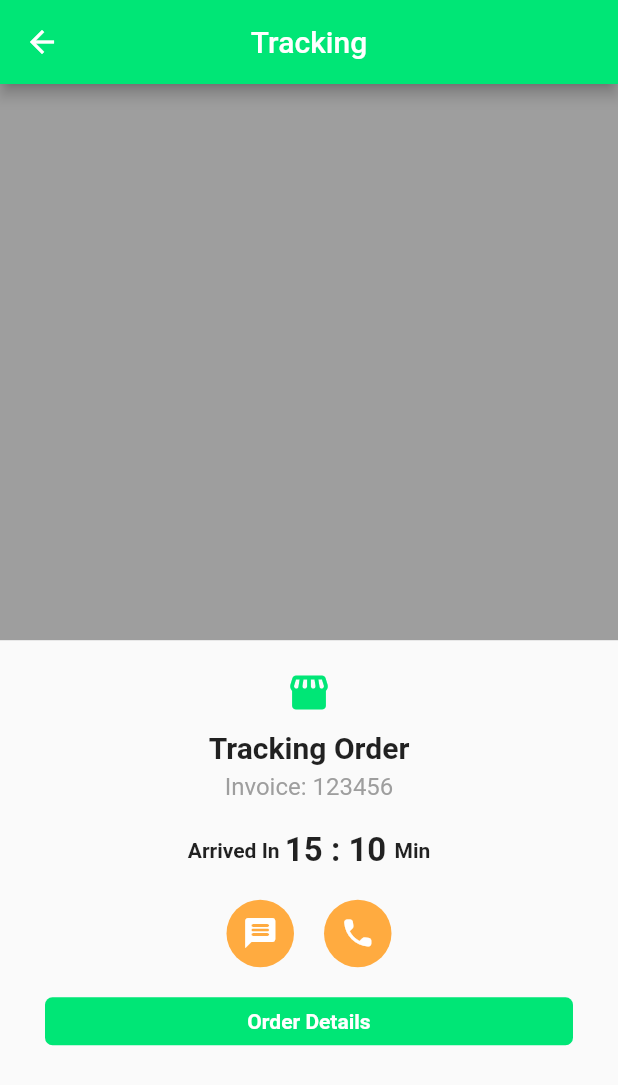
After one commit to anjalikal/Food_delivery_app, a Flutter app: the TrackingPage screen opened directly, on a phone screen of 412 x 824 dp. The commit adds this screen. Shown: the top 1085 px of the screen. Run offline on Flutter 3.47's test engine with Material 2 defaults, Android fonts, the phone set to English and light mode, and no system bars; our stand-ins replace carousel_slider, flutter_rating_bar.

Commit message:
Order Status Page(1 Module Baki) & Tracking Page (Map Integration Baki)

```diff
--- a/lib/main.dart
+++ b/lib/main.dart
@@ -4,7 +4,9 @@ import 'package:food_app/pages/checkout_page.dart';
 import 'package:food_app/pages/edit_account_page.dart';
 import 'package:food_app/pages/forgot_password_page.dart';
 import 'package:food_app/pages/order_history_page.dart';
+import 'package:food_app/pages/order_status_page.dart';
 import 'package:food_app/pages/select_city_page.dart';
+import 'package:food_app/pages/tracking_page.dart';
 import 'package:food_app/pages/z_extra_page.dart';
 
 import 'pages/sign_in_page.dart';
--- /dev/null
+++ b/lib/pages/tracking_page.dart
@@ -0,0 +1,140 @@
+import 'package:flutter/material.dart';
+import 'package:food_app/constants.dart';
+
+class TrackingPage extends StatelessWidget {
+  @override
+  Widget build(BuildContext context) {
+    return Scaffold(
+      appBar: AppBar(
+        title: Text('Tracking'),
+        centerTitle: true,
+        backgroundColor: kGreenColor,
+      ),
+      body: Column(
+        children: [
+          mapIntegration(context),
+          SizedBox(height: 20),
+          orderTrackingWidget(context),
+        ],
+      ),
+    );
+  }
+
+  Widget mapIntegration(BuildContext context) {
+    return Container(
+      width: MediaQuery.of(context).size.width,
+      height: MediaQuery.of(context).size.height * 0.45,
+      decoration: BoxDecoration(
+        color: Colors.grey,
+      ),
+    );
+  }
+
+  Widget orderTrackingWidget(BuildContext context) {
+    return Expanded(
+      child: Container(
+        child: Column(
+          crossAxisAlignment: CrossAxisAlignment.center,
+          children: [
+            Icon(
+              Icons.storefront_rounded,
+              color: kGreenColor,
+              size: 30,
+            ),
+            SizedBox(height: 10),
+            Text(
+              'Tracking Order',
+              style: TextStyle(
+                fontWeight: FontWeight.bold,
+                fontSize: 20,
+              ),
+            ),
+            SizedBox(height: 5),
+            Text(
+              'Invoice: 123456',
+              style: TextStyle(
+                color: Colors.grey,
+                fontSize: 16,
+              ),
+            ),
+            SizedBox(height: 20),
+            Row(
+              mainAxisAlignment: MainAxisAlignment.center,
+              children: [
+                Text(
+                  'Arrived In ',
+                  style: TextStyle(
+                    fontWeight: FontWeight.bold,
+                  ),
+                ),
+                Text(
+                  '15 : 10 ',
+                  style: TextStyle(
+                    fontWeight: FontWeight.bold,
+                    fontSize: 22,
+                  ),
+                ),
+                Text(
+                  'Min',
+                  style: TextStyle(
+                    fontWeight: FontWeight.bold,
+                  ),
+                ),
+              ],
+            ),
+            SizedBox(height: 20),
+            Row(
+              mainAxisAlignment: MainAxisAlignment.center,
+              children: [
+                Container(
+                  height: 45,
+                  width: 45,
+                  child: Icon(Icons.message_rounded, color: Colors.white,),
+                  decoration: BoxDecoration(
+                    color: Colors.orangeAccent,
+                    shape: BoxShape.circle,
+                  ),
+                ),
+                SizedBox(width: 20),
+                Container(
+                  height: 45,
+                  width: 45,
+                  child: Icon(Icons.call_rounded, color: Colors.white,),
+                  decoration: BoxDecoration(
+                    color: Colors.orangeAccent,
+                    shape: BoxShape.circle,
+                  ),
+                ),
+              ],
+            ),
+            SizedBox(height: 20),
+            GestureDetector(
+              onTap: () {},
+              child: Padding(
+                padding: const EdgeInsets.symmetric(horizontal: 30),
+                child: Container(
+                  width: MediaQuery.of(context).size.width,
+                  decoration: BoxDecoration(
+                      color: kGreenColor,
+                      borderRadius: BorderRadius.circular(5)),
+                  child: Center(
+                      child: Padding(
+                        padding: const EdgeInsets.symmetric(
+                            vertical: 8.0),
+                        child: Text(
+                          'Order Details',
+                          style: TextStyle(
+                            color: Colors.white,
+                            fontWeight: FontWeight.bold,
+                          ),
+                        ),
+                      )),
+                ),
+              ),
+            ),
+          ],
+        ),
+      ),
+    );
+  }
+}
```
Also changed, not shown: lib/pages/order_status_page.dart (added, +197 -0 lines), images/cutlery.png (added).
